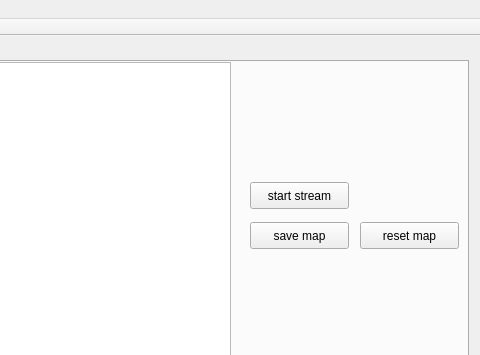
First picture: the form in software/final/alf_gui/src/mainwindow.ui, repository bierschi/SLAM_algo, before the edit; both pictures show x 662 to 1142 and y 0 to 355 of the 1142 by 731 pixel window.
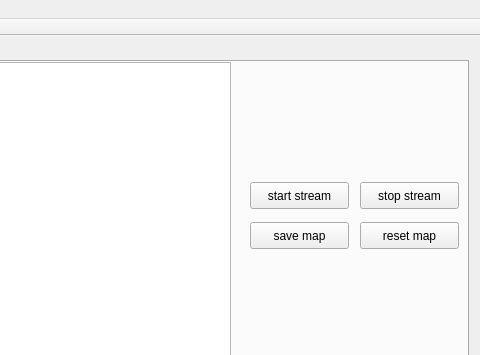
Second picture: the form after the edit.

Patch:
```diff
--- a/software/final/alf_gui/src/mainwindow.ui
+++ b/software/final/alf_gui/src/mainwindow.ui
@@ -194,6 +194,19 @@
        <string>start stream</string>
       </property>
      </widget>
+     <widget class="QPushButton" name="stop_stream_map_pb">
+      <property name="geometry">
+       <rect>
+        <x>1010</x>
+        <y>120</y>
+        <width>99</width>
+        <height>27</height>
+       </rect>
+      </property>
+      <property name="text">
+       <string>stop stream</string>
+      </property>
+     </widget>
     </widget>
     <widget class="QWidget" name="tab_2">
      <attribute name="title">
```
Left out of the diff: 2 changed lines with no effect on the pictures.
